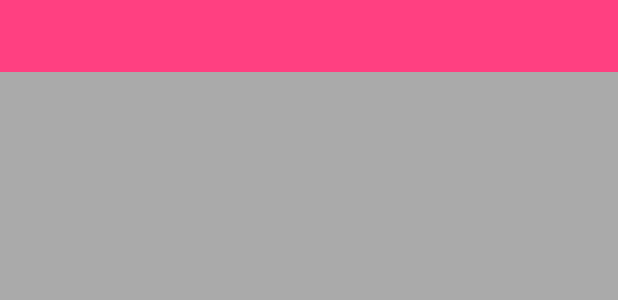
After one commit to fashare2015/android-how-and-why, an Android app: the layout fra_viewpager.xml on its own in the app's theme, with its tools: preview values and no code run, on a phone screen of 412 x 824 dp. The commit adds this screen. Shown: the top 300 px of the screen. Run offline under Robolectric (Android 15) with nearby library versions, the phone set to English and light mode, and no system bars.

Commit message:
add fragment in viewpager

```diff
--- a/app/src/main/java/com/fashare/android_how_and_why/demos/support/fragment/NumFragment.java
+++ b/app/src/main/java/com/fashare/android_how_and_why/demos/support/fragment/NumFragment.java
@@ -43,7 +43,7 @@ public class NumFragment extends BaseFragment {
     @Override
     public View onCreateView(LayoutInflater inflater, @Nullable ViewGroup container, @Nullable Bundle savedInstanceState) {
         super.onCreateView(inflater, container, savedInstanceState);
-        return LayoutInflater.from(getContext()).inflate(R.layout.fra_num, container, false);
+        return LayoutInflater.from(getContext()).inflate(R.layout.fra_sub, container, false);
     }
 
     @Override
--- /dev/null
+++ b/app/src/main/res/layout/fra_viewpager.xml
@@ -0,0 +1,22 @@
+<?xml version="1.0" encoding="utf-8"?>
+<RelativeLayout
+    android:id="@+id/layout_root"
+    xmlns:android="http://schemas.android.com/apk/res/android"
+    android:layout_width="match_parent"
+    android:layout_height="match_parent"
+    android:background="@android:color/white"
+    xmlns:tools="http://schemas.android.com/tools">
+
+    <android.support.design.widget.TabLayout
+        android:id="@+id/tab"
+        android:layout_width="match_parent"
+        android:layout_height="wrap_content"
+        tools:background="@color/colorAccent"/>
+
+    <android.support.v4.view.ViewPager
+        android:id="@+id/vp"
+        android:layout_width="match_parent"
+        android:layout_height="match_parent"
+        android:layout_below="@id/tab"
+        tools:background="@android:color/darker_gray"/>
+</RelativeLayout>
```
Also changed, not shown: app/src/main/java/com/fashare/android_how_and_why/demos/support/fragment/TestFraActivity.java (+8 -0 lines), app/src/main/java/com/fashare/android_how_and_why/demos/support/fragment/viewpager/SubFragment.java (added, +49 -0 lines), app/src/main/java/com/fashare/android_how_and_why/demos/support/fragment/viewpager/ViewPagerFragment.java (added, +74 -0 lines), app/src/main/res/layout/fra_sub.xml (renamed from app/src/main/res/layout/fra_num.xml).
